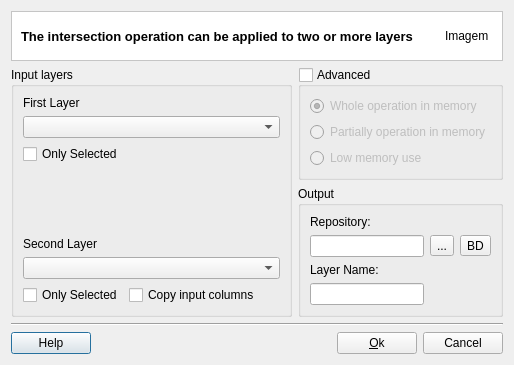
Qt form src/terralib/vp/qt/ui/IntersectionDialogForm.ui (claudiobogossian/terralib5) before a commit.
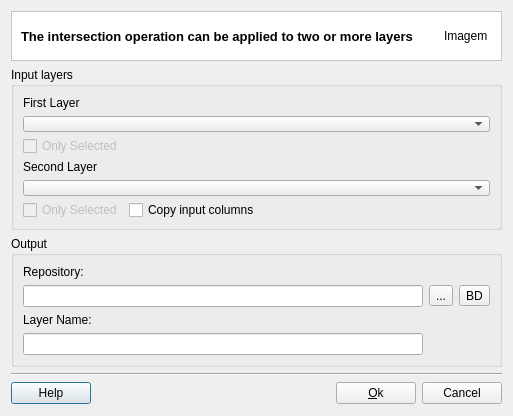
The same form after that commit. Custom widgets are drawn as their Qt base class.

Commit message: Ajuste interfaces VP

Patch:
```diff
--- a/src/terralib/vp/qt/ui/IntersectionDialogForm.ui
+++ b/src/terralib/vp/qt/ui/IntersectionDialogForm.ui
@@ -6,22 +6,35 @@
    <rect>
     <x>0</x>
     <y>0</y>
-    <width>514</width>
-    <height>339</height>
+    <width>513</width>
+    <height>416</height>
    </rect>
   </property>
+  <property name="minimumSize">
+   <size>
+    <width>513</width>
+    <height>410</height>
+   </size>
+  </property>
   <property name="maximumSize">
    <size>
-    <width>16777215</width>
-    <height>339</height>
+    <width>513</width>
+    <height>500</height>
    </size>
   </property>
   <property name="windowTitle">
    <string>Intersection Operation</string>
   </property>
-  <layout class="QGridLayout" name="gridLayout_9">
-   <item row="0" column="0">
-    <layout class="QGridLayout" name="gridLayout_8">
+  <widget class="QWidget" name="layoutWidget">
+   <property name="geometry">
+    <rect>
+     <x>11</x>
+     <y>11</y>
+     <width>491</width>
+     <height>393</height>
+    </rect>
+   </property>
+   <layout class="QGridLayout" name="gridLayout_6">
      <item row="0" column="0">
       <widget class="QFrame" name="frame_2">
        <property name="styleSheet">
@@ -77,14 +90,22 @@
       </widget>
      </item>
      <item row="1" column="0">
-      <layout class="QGridLayout" name="gridLayout_7" columnstretch="1,0">
-       <item row="0" column="0">
         <widget class="QGroupBox" name="groupBox">
+      <property name="minimumSize">
+       <size>
+        <width>0</width>
+        <height>0</height>
+       </size>
+      </property>
+      <property name="maximumSize">
+       <size>
+        <width>16777215</width>
+        <height>16777215</height>
+       </size>
+      </property>
          <property name="title">
           <string>Input layers</string>
          </property>
-         <layout class="QGridLayout" name="gridLayout_6">
-          <item row="0" column="0">
            <layout class="QGridLayout" name="gridLayout_5">
             <item row="0" column="0">
              <layout class="QGridLayout" name="gridLayout_3">
@@ -93,6 +114,9 @@
               </item>
               <item row="2" column="0">
                <widget class="QCheckBox" name="m_firstCheckBox">
+           <property name="enabled">
+            <bool>false</bool>
+           </property>
                 <property name="text">
                  <string>Only Selected</string>
                 </property>
@@ -108,19 +132,6 @@
              </layout>
             </item>
             <item row="1" column="0">
-             <spacer name="verticalSpacer">
-              <property name="orientation">
-               <enum>Qt::Vertical</enum>
-              </property>
-              <property name="sizeHint" stdset="0">
-               <size>
-                <width>20</width>
-                <height>28</height>
-               </size>
-              </property>
-             </spacer>
-            </item>
-            <item row="2" column="0">
              <layout class="QGridLayout" name="gridLayout_4">
               <item row="0" column="0">
                <widget class="QLabel" name="m_secondLayerLabel">
@@ -136,6 +147,9 @@
                <layout class="QGridLayout" name="gridLayout_2">
                 <item row="0" column="0">
                  <widget class="QCheckBox" name="m_secondCheckBox">
+             <property name="enabled">
+              <bool>false</bool>
+             </property>
                   <property name="text">
                    <string>Only Selected</string>
                   </property>
@@ -166,70 +180,9 @@
              </layout>
             </item>
            </layout>
-          </item>
-         </layout>
-        </widget>
-       </item>
-       <item row="0" column="1">
-        <layout class="QVBoxLayout" name="verticalLayout_2" stretch="0,1">
-         <item>
-          <widget class="QGroupBox" name="m_advancedOptionsGroupBox">
-           <property name="sizePolicy">
-            <sizepolicy hsizetype="MinimumExpanding" vsizetype="Preferred">
-             <horstretch>0</horstretch>
-             <verstretch>0</verstretch>
-            </sizepolicy>
-           </property>
-           <property name="title">
-            <string>Advanced</string>
-           </property>
-           <property name="flat">
-            <bool>false</bool>
-           </property>
-           <property name="checkable">
-            <bool>true</bool>
-           </property>
-           <property name="checked">
-            <bool>false</bool>
-           </property>
-           <layout class="QVBoxLayout" name="verticalLayout">
-            <item>
-             <widget class="QRadioButton" name="m_wholeMemRadioButton">
-              <property name="toolTip">
-               <string>operation with all layers in memory</string>
-              </property>
-              <property name="text">
-               <string>Whole operation in memory</string>
-              </property>
-              <property name="checked">
-               <bool>true</bool>
-              </property>
-             </widget>
-            </item>
-            <item>
-             <widget class="QRadioButton" name="m_partiallyMemRadioButton">
-              <property name="toolTip">
-               <string>operation with only one layer in memory</string>
-              </property>
-              <property name="text">
-               <string>Partially operation in memory</string>
-              </property>
-             </widget>
-            </item>
-            <item>
-             <widget class="QRadioButton" name="m_lowMemRadioButton">
-              <property name="toolTip">
-               <string>operation without memory use</string>
-              </property>
-              <property name="text">
-               <string>Low memory use</string>
-              </property>
-             </widget>
-            </item>
-           </layout>
-          </widget>
-         </item>
-         <item>
+     </widget>
+    </item>
+    <item row="2" column="0">
           <widget class="QGroupBox" name="groupBox_2">
            <property name="sizePolicy">
             <sizepolicy hsizetype="Preferred" vsizetype="Preferred">
@@ -290,18 +243,14 @@
            </layout>
           </widget>
          </item>
-        </layout>
-       </item>
-      </layout>
-     </item>
-     <item row="2" column="0">
+    <item row="3" column="0">
       <widget class="Line" name="line_2">
        <property name="orientation">
         <enum>Qt::Horizontal</enum>
        </property>
       </widget>
      </item>
-     <item row="3" column="0">
+    <item row="4" column="0">
       <layout class="QGridLayout" name="gridLayout_14">
        <item row="0" column="0">
         <widget class="te::qt::widgets::HelpPushButton" name="m_helpPushButton">
@@ -340,8 +289,7 @@
       </layout>
      </item>
     </layout>
-   </item>
-  </layout>
+  </widget>
  </widget>
  <customwidgets>
   <customwidget>
```
Lines whose indentation alone changed are shown as unchanged. The commit also changes 2 other files.
